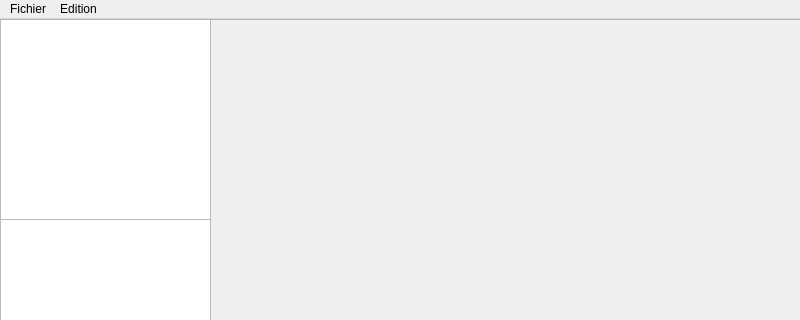
This is pluriNotes2/plurinotes.ui in jberthomier/LO21_Projet as Qt 5 draws it before an edit; both pictures show x 0 to 800 and y 0 to 320 of the 800 by 600 pixel window. The edited form follows.
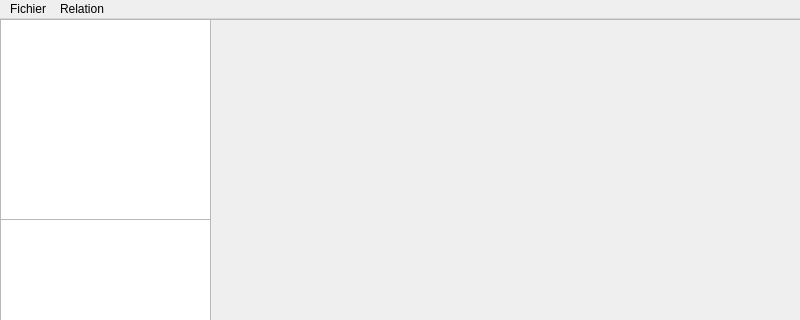
This is the edited form.

Patch:
```diff
--- a/pluriNotes2/plurinotes.ui
+++ b/pluriNotes2/plurinotes.ui
@@ -103,7 +103,7 @@
    </widget>
    <widget class="QMenu" name="menuEdition">
     <property name="title">
-     <string>Edition</string>
+     <string>Relation</string>
     </property>
     <addaction name="actionAnnuler_Ctrl_Z"/>
     <addaction name="actionR_tablir_Ctrl_Y"/>
```
Left out of the diff: 34 changed lines with no effect on the pictures.
